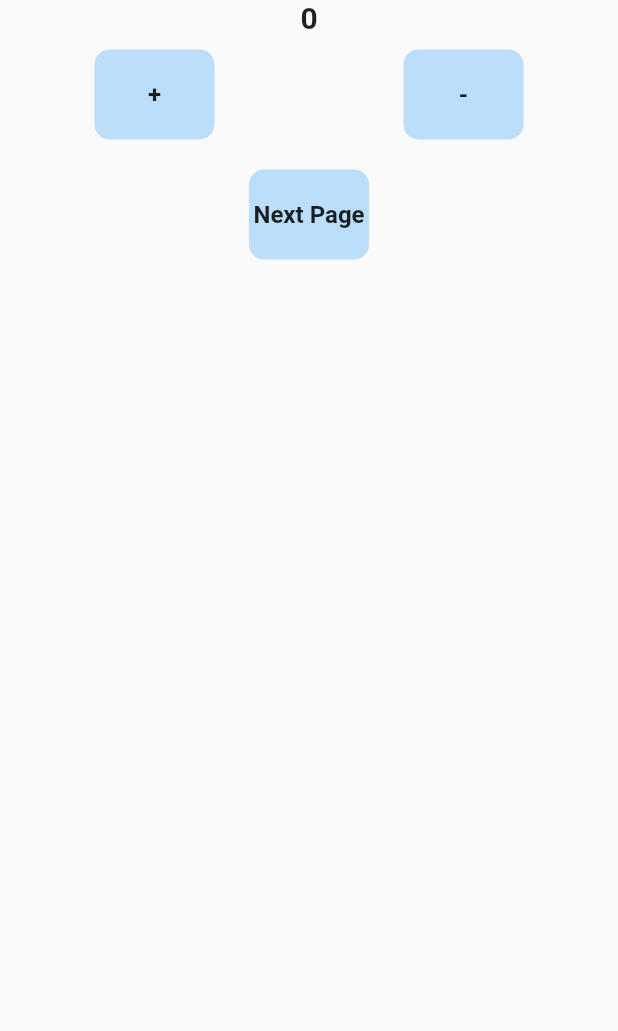
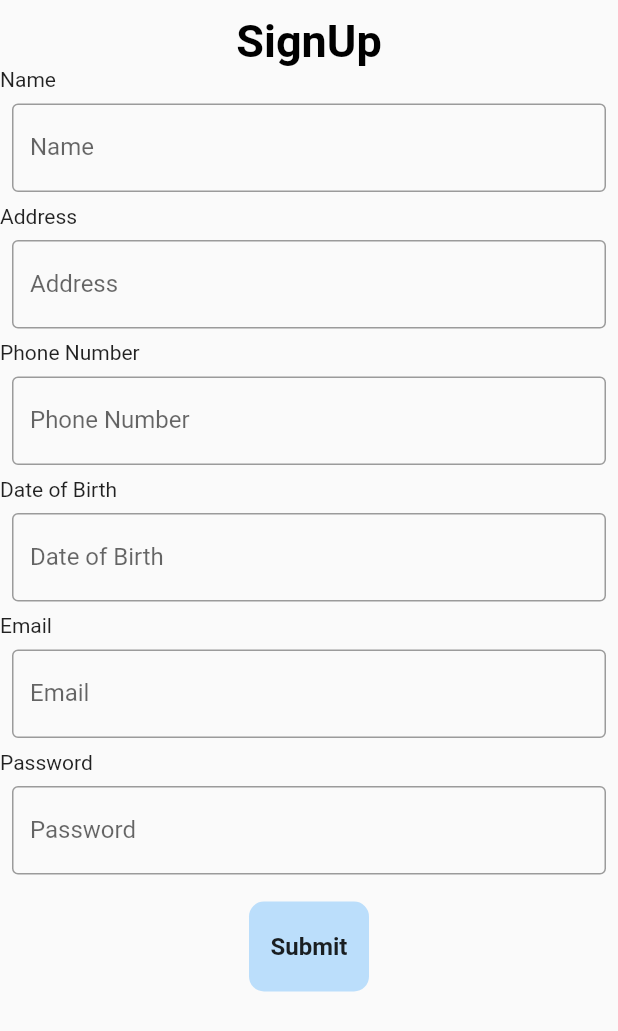
Before and after one commit to ankitsubedi89/flutter-development, a Flutter app: the screen it shows after launch, on a phone screen of 412 x 824 dp. Shown: the top 1031 px of the screen. Run offline on Flutter 3.47's test engine with Material 2 defaults, Android fonts, the phone set to English and light mode, and no system bars; our stand-ins replace get.

Commit message:
[FET]Sign up page

```diff
--- a/lib/main.dart
+++ b/lib/main.dart
@@ -4,6 +4,7 @@ import 'package:flutter_my_first_project/views/pages/calculator.dart';
 import 'package:flutter_my_first_project/views/pages/home_screen.dart';
 import 'package:flutter_my_first_project/views/components/my_button.dart';
 import 'package:flutter_my_first_project/views/pages/home_screen.dart';
+import 'package:flutter_my_first_project/views/pages/signup_page.dart';
 import 'package:get/get.dart';
 
 
@@ -11,10 +12,11 @@ void main() {
   // runApp(const MaterialApp(home:HomePage()));
   // runApp(const MaterialApp(home:MyButton()));
   // runApp(const MaterialApp(home:Calculator()));
-  runApp(MaterialApp(
-    home: GetMaterialApp(
-      title: 'My First Flutter Project',
-      home: const HomePage(),
-    ),
-  ));
+  runApp( MaterialApp(home:SignUpPage()));
+  // runApp(MaterialApp(
+  //   home: GetMaterialApp(
+  //     title: 'My First Flutter Project',
+  //     home: const HomePage(),
+  //   ),
+  // ));
 }
--- /dev/null
+++ b/lib/views/pages/signup_page.dart
@@ -0,0 +1,106 @@
+import 'package:flutter/material.dart';
+import 'package:flutter_my_first_project/views/components/my_button.dart';
+
+class SignUpPage extends StatelessWidget {
+   SignUpPage({Key? key}) : super(key: key);
+
+  final nameController = TextEditingController();
+  final addressController = TextEditingController();
+  final phoneNumberController = TextEditingController();
+  final dateOfBirthController = TextEditingController();
+  final emailController = TextEditingController();
+  final passwordController = TextEditingController();
+  final formKey = GlobalKey<FormState>();
+
+  @override
+  Widget build(BuildContext context) {
+    return SafeArea(
+      child: Scaffold(
+          body: Form(
+        key: formKey,
+        child: SingleChildScrollView(
+          child: Column(
+            children: [
+              const SizedBox(
+                height: 10,
+              ),
+              const Center(
+                  child: Text(
+                "SignUp",
+                style: TextStyle(
+                  fontSize: 30,
+                  fontWeight: FontWeight.bold,
+                  color: Colors.black,
+                ),
+              )),
+              _myField(label: "Name", controller: nameController),
+              _myField(label: "Address", controller: addressController),
+              _myField(label: "Phone Number", controller: phoneNumberController),
+              _myField(label: "Date of Birth", controller: dateOfBirthController),
+              _myField(label: "Email", controller: emailController),
+              _myField(
+                  label: "Password",
+                  obscureText: true,
+                  controller: passwordController),
+              MyButton(
+                onTap: () {
+                  var data = {
+                    "name": nameController.text,
+                    "address": addressController.text,
+                    "phone number": phoneNumberController.text,
+                    "date of birth": dateOfBirthController.text,
+                    "email": emailController.text,
+                    "password": passwordController.text
+                  };
+                  print(data);
+                },
+                text: "Submit",
+              )
+            ],
+          ),
+        ),
+      )),
+    );
+  }
+
+  Widget _myField(
+      {label = "Email",
+      obscureText = false,
+      required TextEditingController controller}) {
+    return Column(
+      children: [
+        Align(
+          alignment: Alignment.centerLeft,
+          child: Text(label, textAlign: TextAlign.left),
+        ),
+        Padding(
+          padding: const EdgeInsets.all(8.0),
+          child: TextFormField(
+            controller: controller,
+            obscureText: obscureText,
+            decoration: InputDecoration(
+              border: const OutlineInputBorder(),
+              labelText: label,
+            ),
+            validator: (value) {
+              if (value == null) {
+                return "Please enter $label";
+              }
+              if (value.isEmpty) {
+                return "Please enter $label";
+              }
+              if (!value.contains("@")) {
+                return "Please enter a valid $label";
+              }
+              // if (value) {
+              //   return 'Please enter a valid email';
+              // }
+              return null;
+            },
+          ),
+        ),
+      ],
+    );
+
+  }
+}
```
